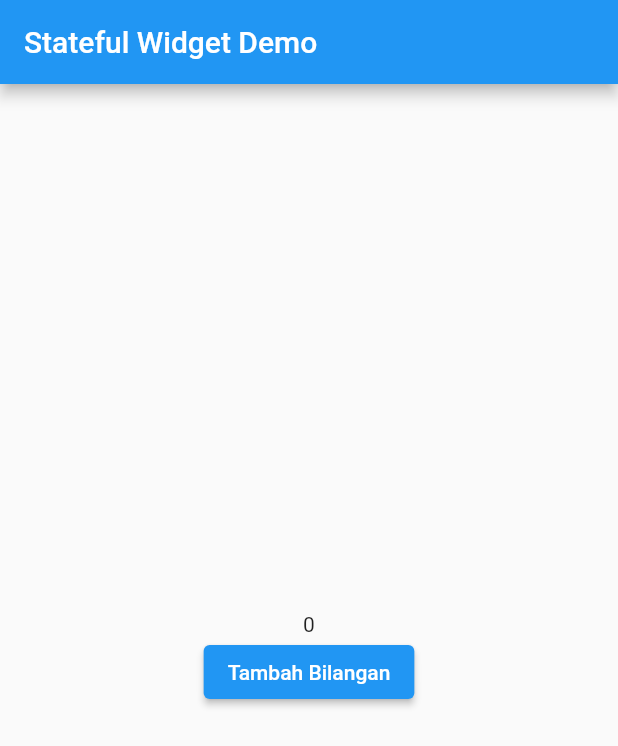
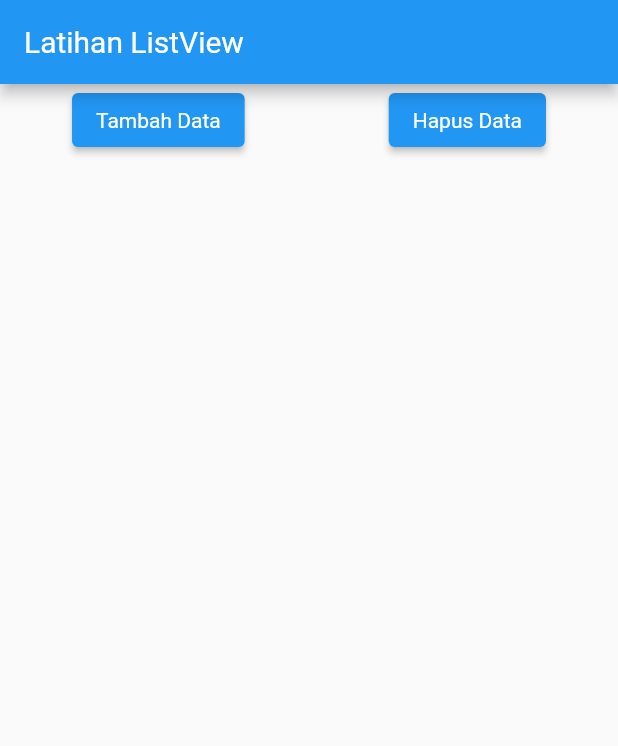
Before and after one commit to ReinerJasin/ProjectFlutter1, a Flutter app: the screen it shows after launch, on a phone screen of 412 x 824 dp. Shown: the top 746 px of the screen. Run offline on Flutter 3.47's test engine with Material 2 defaults, Android fonts, the phone set to English and light mode, and no system bars.

Commit message:
Flutter 10 - 00:00

```diff
--- a/lib/main.dart
+++ b/lib/main.dart
@@ -1,7 +1,5 @@
 import 'package:flutter/material.dart';
-import 'package:flutter_app/main2.dart';
-import 'package:flutter_app/main3.dart';
-import 'package:flutter_app/main4.dart';
+import 'package:flutter_app/main7.dart';
 // import 'package:flutter_app/home.dart';
 
 void main() {
@@ -42,17 +40,9 @@ class MyApp extends StatelessWidget {
   @override
   Widget build(BuildContext context) {
     return MaterialApp(
-      //untuk play main1
-      // home: Main1(),
 
-      //untuk play main2
-      // home: Main2(),
-
-      //untuk play main3
-      // home: Main3(),
-
-      //untuk play main4
-      home: Main4(),
+      //untuk play main7
+      home: Main7(),
     );
   }
 }
--- a/lib/main4.dart
+++ b/lib/main4.dart
@@ -25,7 +25,7 @@ class _Main4State extends State<Main4> {
           child: Column(
             mainAxisAlignment: MainAxisAlignment.center,
             children: [
-              Text(number.toString()),
+              Text(number.toString(), style: TextStyle(fontSize: 10 + number.toDouble()),),
               ElevatedButton(
                 child: Text("Tambah Bilangan"),
                 onPressed: tekanTombol,
--- /dev/null
+++ b/lib/main5.dart
@@ -0,0 +1,37 @@
+import 'package:flutter/material.dart';
+
+class Main5 extends StatefulWidget {
+  @override
+  _Main5State createState() => _Main5State();
+}
+
+class _Main5State extends State<Main5> {
+  String message = "Ini adalah Text";
+
+  @override
+  Widget build(BuildContext context) {
+    return MaterialApp(
+      home: Scaffold(
+        appBar: AppBar(
+          title: Text("Anonymous Method"),
+        ),
+        body: Center(
+          child: Column(
+            mainAxisAlignment: MainAxisAlignment.center,
+            children: [
+              Text(message),
+              ElevatedButton(
+                child: Text("Tekan saya"),
+                onPressed: () {
+                  setState(() {
+                    message = "Tombol sudah ditekan";
+                  });
+                },
+              )
+            ],
+          ),
+        ),
+      ),
+    );
+  }
+}
--- /dev/null
+++ b/lib/main7.dart
@@ -0,0 +1,60 @@
+import 'package:flutter/material.dart';
+
+class Main7 extends StatefulWidget {
+  @override
+  _Main7State createState() => _Main7State();
+}
+
+class _Main7State extends State<Main7> {
+  List<Widget> widgets = [];
+  int counter = 1;
+
+  // _Main7State() {
+  //   for (int i = 0; i < 15; i++)
+  //     widgets.add(Text(
+  //       "Data ke " + i.toString(),
+  //       style: TextStyle(fontSize: 35),
+  //     ));
+  // }
+
+  @override
+  Widget build(BuildContext context) {
+    return MaterialApp(
+      home: Scaffold(
+        appBar: AppBar(
+          title: Text("Latihan ListView"),
+        ),
+        body: ListView(
+          children: [
+            Row(
+              mainAxisAlignment: MainAxisAlignment.spaceAround,
+              children: [
+                ElevatedButton(
+                    child: Text("Tambah Data"),
+                    onPressed: () {
+                      setState(() {
+                        widgets.add(Text("Data ke " + counter.toString(),
+                        style: TextStyle(fontSize: 35),));
+                        counter++;
+                      });
+                    }),
+                ElevatedButton(
+                    child: Text("Hapus Data"),
+                    onPressed: () {
+                      setState(() {
+                        widgets.removeLast();
+                        counter--;
+                      });
+                    }),
+              ],
+            ),
+            Column(
+              crossAxisAlignment: CrossAxisAlignment.start,
+              children: widgets,
+            )
+          ],
+        ),
+      ),
+    );
+  }
+}
```
Also changed, not shown: lib/main6.dart (added, +27 -0 lines), pubspec.yaml (+6 -6 lines), fonts/Roboto-Black.ttf (added), fonts/Roboto-BlackItalic.ttf (added), fonts/Roboto-Bold.ttf (added), fonts/Roboto-BoldItalic.ttf (added), fonts/Roboto-Italic.ttf (added), fonts/Roboto-Light.ttf (added), fonts/Roboto-LightItalic.ttf (added), fonts/Roboto-Medium.ttf (added), fonts/Roboto-MediumItalic.ttf (added), fonts/Roboto-Regular.ttf (added), fonts/Roboto-Thin.ttf (added), fonts/Roboto-ThinItalic.ttf (added).
